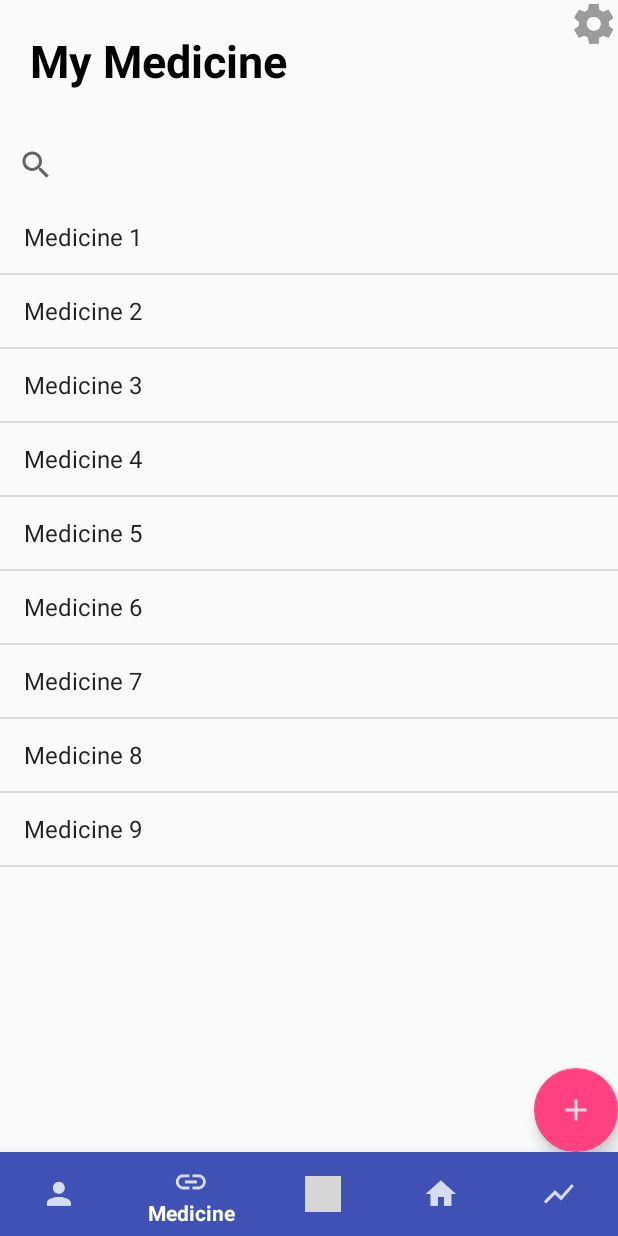
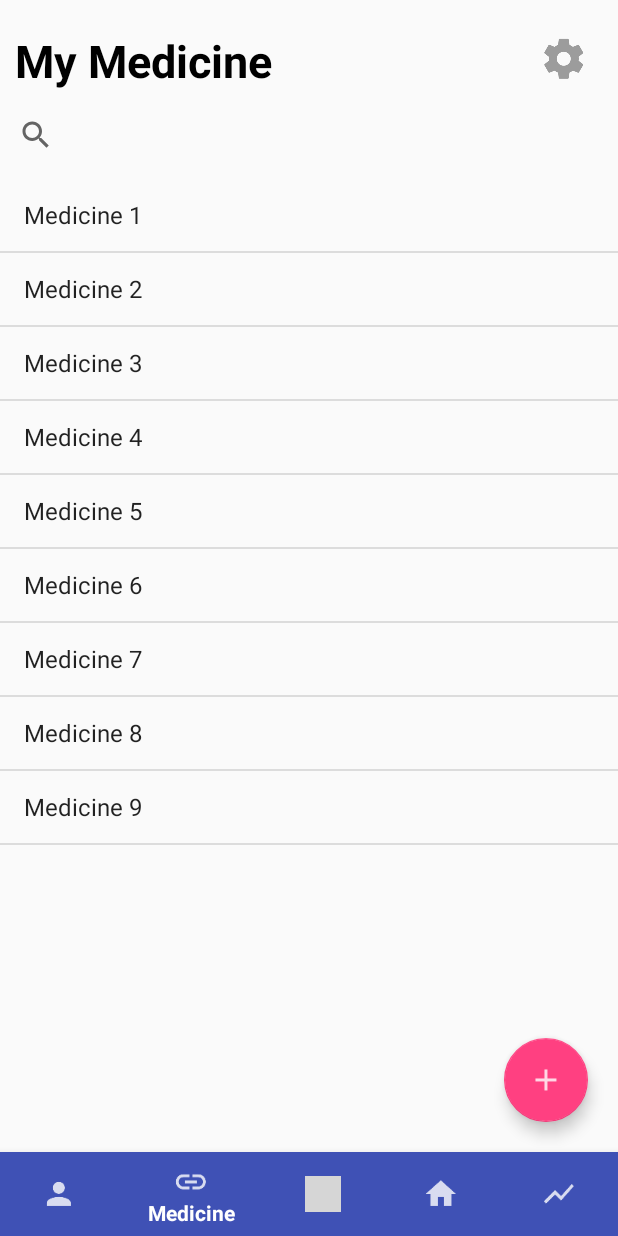
Before and after one commit to charlie-thomas/MyPHR, an Android app: the screen it shows after launch (MainActivity), item 2 of the bottom bar chosen, on a phone screen of 412 x 824 dp. Run offline under Robolectric (Android 15) with nearby library versions, the phone set to English and light mode, and no system bars; grey boxes are pictures that could not be loaded.

Commit message:
Changed padding and moved medicine strings to strings.xml

```diff
--- a/MyPHR/app/src/main/res/layout/fragment_medicine.xml
+++ b/MyPHR/app/src/main/res/layout/fragment_medicine.xml
@@ -10,42 +10,52 @@
         android:id="@+id/title"
         android:layout_width="wrap_content"
         android:layout_height="wrap_content"
-        android:text="My Medicine"
+        android:layout_marginStart="10dp"
+        android:layout_marginTop="20dp"
+        android:text="@string/my_medicine"
+        android:textAlignment="textStart"
         android:textColor="?android:attr/colorForeground"
         android:textSize="30sp"
-        android:textStyle="bold"
-        android:padding="20dp" />
+        android:textStyle="bold" />
+
+    <ImageButton
+        android:id="@+id/medicine_settings"
+        android:layout_width="wrap_content"
+        android:layout_height="wrap_content"
+        android:layout_alignEnd="@+id/fab"
+        android:layout_alignParentTop="true"
+        android:layout_marginTop="23dp"
+        android:background="@null"
+        android:contentDescription="@string/settings_cog"
+        android:scaleType="matrix"
+        android:src="@drawable/settings" />
 
     <SearchView
+        android:id="@+id/medicine_search"
         android:layout_width="match_parent"
         android:layout_height="wrap_content"
         android:layout_below="@id/title"
-        android:paddingTop="5dp"
-        android:id="@+id/searchView" />
+        android:layout_marginTop="5dp" />
 
     <ListView
         android:id="@+id/medicine_list"
         android:layout_width="match_parent"
         android:layout_height="match_parent"
         android:layout_alignParentStart="true"
-        android:layout_below="@+id/searchView" />
+        android:layout_below="@+id/medicine_search"
+        android:layout_marginTop="5dp" />
 
     <android.support.design.widget.FloatingActionButton
         android:id="@+id/fab"
         android:layout_width="wrap_content"
         android:layout_height="wrap_content"
+        android:layout_alignParentBottom="true"
         android:layout_alignParentEnd="true"
-        android:layout_alignParentBottom="true"
         android:layout_gravity="bottom|end"
-        android:src="@drawable/add"/>
+        android:layout_marginBottom="20dp"
+        android:layout_marginEnd="20dp"
+        android:src="@drawable/add"
+        app:fabSize="normal" />
 
-    <ImageButton
-        android:id="@+id/imageButton2"
-        android:layout_width="wrap_content"
-        android:layout_height="wrap_content"
-        android:layout_alignParentEnd="true"
-        android:layout_alignParentTop="true"
-        android:src="@drawable/settings"
-        android:background="@null"/>
 
 </RelativeLayout>
--- a/MyPHR/app/src/main/res/values/strings.xml
+++ b/MyPHR/app/src/main/res/values/strings.xml
@@ -3,4 +3,6 @@
 
     <!-- TODO: Remove or change this placeholder text -->
     <string name="hello_blank_fragment">Hello blank fragment</string>
+    <string name="my_medicine">My Medicine</string>
+    <string name="settings_cog">Settings Cog</string>
 </resources>
```
